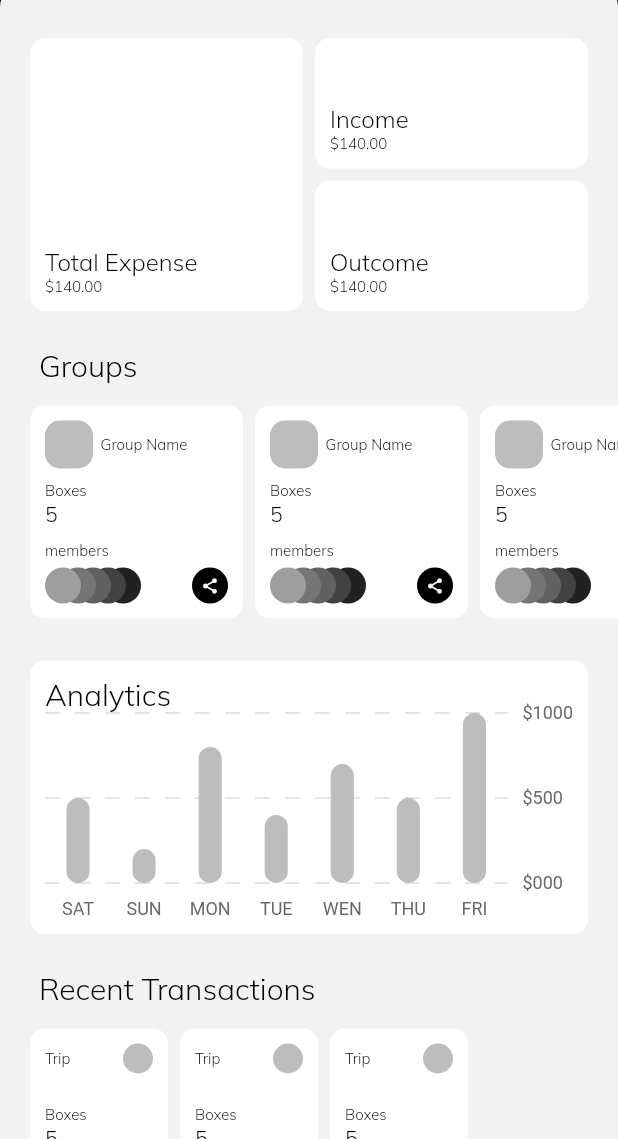
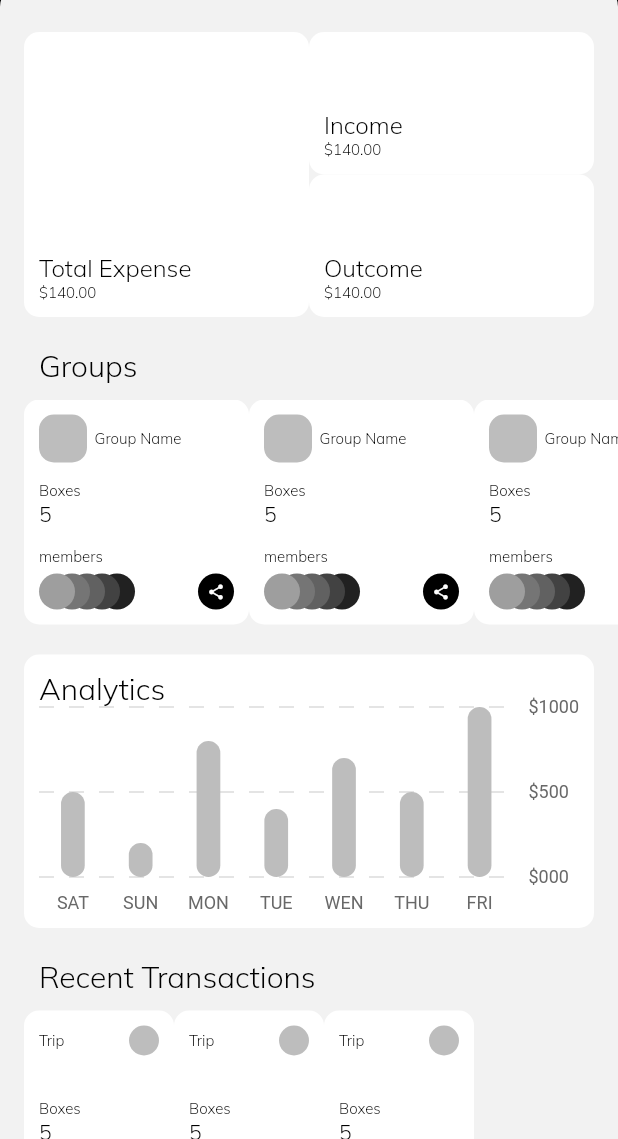
Before and after one commit to aliazimoshan/dongi, a Flutter app: the HomePage screen opened directly, on a phone screen of 412 x 824 dp, the part 97-1236 px from its top. Run offline on Flutter 3.47's test engine with Material 2 defaults, Android fonts, the light colour scheme and no system bars; our stand-ins replace flutter_svg, hooks_riverpod, syncfusion_flutter_charts.

Commit message:
add default value of zero for margin in card widget

```diff
--- a/lib/widgets/card/card.dart
+++ b/lib/widgets/card/card.dart
@@ -1,7 +1,11 @@
 import 'package:flutter/material.dart';
 
 class CardWidget extends Card {
-  const CardWidget({super.key, super.child});
+  const CardWidget({
+    super.key,
+    super.child,
+    super.margin = EdgeInsets.zero,
+  });
 
   @override
   double? get elevation => 0;
```
